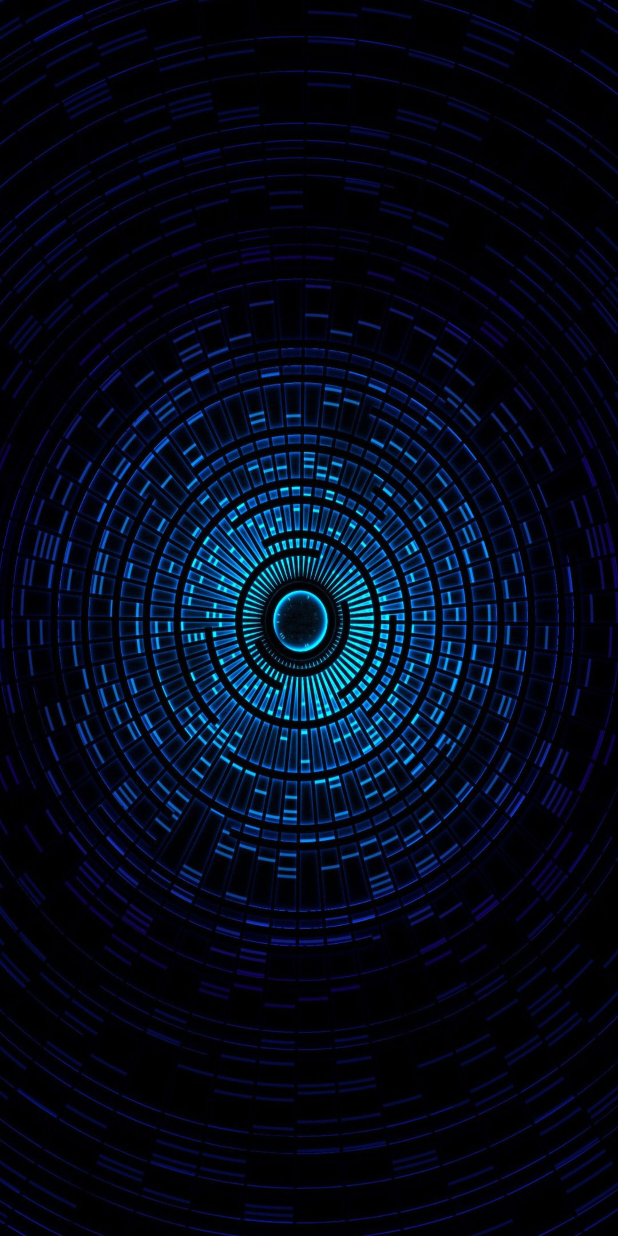
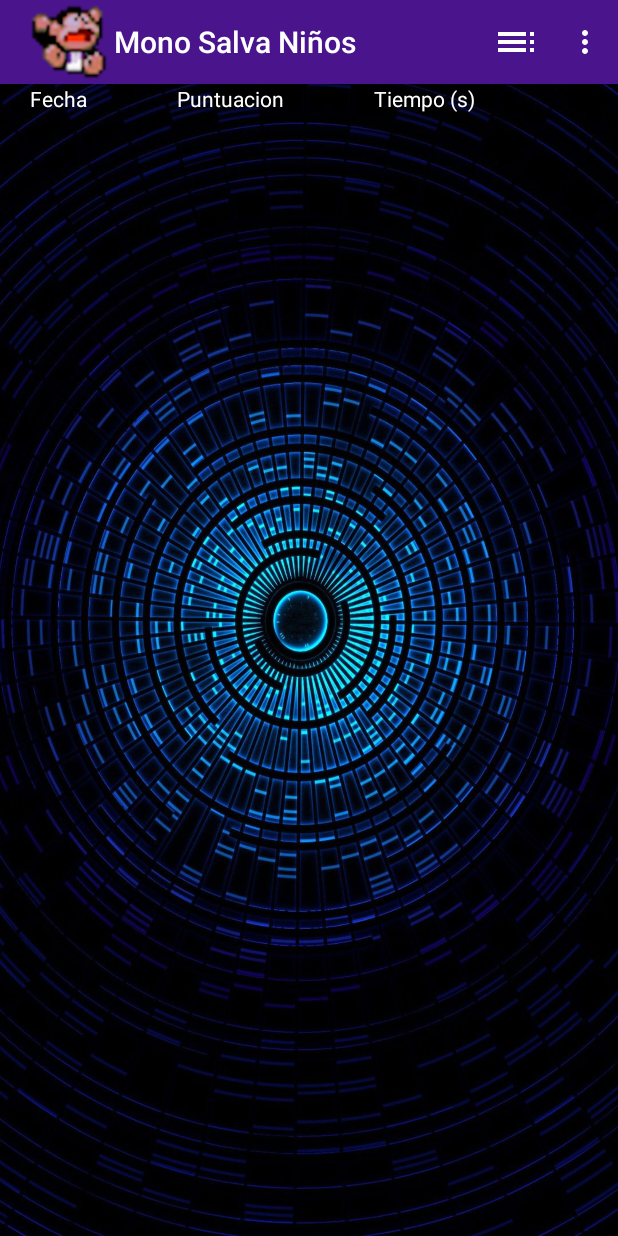
Before and after one commit to pmcubom65/AndroidGameBolitas, an Android app: the MostrarEstadisticas screen opened directly, with no data from a screen before it, on a phone screen of 412 x 824 dp. Run offline under Robolectric (Android 15) with nearby library versions, the phone set to English and light mode, and no system bars.

Commit message:
menu flotante todo quitar string para ordenacion

```diff
--- a/app/src/main/AndroidManifest.xml
+++ b/app/src/main/AndroidManifest.xml
@@ -18,7 +18,6 @@
         <activity android:name=".MostrarEstadisticas"></activity>
         <activity android:name=".MainActivity2" />
         <activity android:name=".MenuActividad" />
-        <activity android:name=".Estadisticas" />
         <!--
              The API key for Google Maps-based APIs is defined as a string resource.
              (See the file "res/values/google_maps_api.xml").
--- a/app/src/main/java/com/example/juegopedromanuelcubomedina/MostrarEstadisticas.java
+++ b/app/src/main/java/com/example/juegopedromanuelcubomedina/MostrarEstadisticas.java
@@ -1,12 +1,18 @@
 package com.example.juegopedromanuelcubomedina;
 
+import androidx.annotation.NonNull;
 import androidx.appcompat.app.AppCompatActivity;
+import androidx.appcompat.widget.Toolbar;
 import androidx.recyclerview.widget.LinearLayoutManager;
 import androidx.recyclerview.widget.RecyclerView;
 
 import android.os.Bundle;
+import android.view.Menu;
+import android.view.MenuInflater;
+import android.view.MenuItem;
 
 import java.util.ArrayList;
+import java.util.Comparator;
 
 public class MostrarEstadisticas extends AppCompatActivity {
 
@@ -15,11 +21,18 @@ public class MostrarEstadisticas extends AppCompatActivity {
     RecyclerView.LayoutManager layoutManager;
 
     ArrayList<DatoEstadistico> todoslosdatos;
+    private Toolbar toolbar;
+
+
 
     @Override
     protected void onCreate(Bundle savedInstanceState) {
         super.onCreate(savedInstanceState);
         setContentView(R.layout.activity_mostrar_estadisticas);
+        toolbar=findViewById(R.id.latoolbar);
+
+        setSupportActionBar(toolbar);
+
         recyclerView=findViewById(R.id.mireciclador);
 
         recyclerView.setHasFixedSize(true);
@@ -35,4 +48,51 @@ public class MostrarEstadisticas extends AppCompatActivity {
 
 
     }
+
+
+    @Override
+    public boolean onCreateOptionsMenu(Menu menu) {
+        MenuInflater menuInflater=getMenuInflater();
+        menuInflater.inflate(R.menu.menutoolbar, menu);
+
+        return true;
+    }
+
+
+    @Override
+    public boolean onOptionsItemSelected(@NonNull MenuItem item) {
+
+        switch (item.getItemId()) {
+            case R.id.indicador2:
+                Final.conjunto.sort(new Comparator<DatoEstadistico>() {
+                    @Override
+                    public int compare(DatoEstadistico o1, DatoEstadistico o2) {
+                        return o1.getTiempo().compareTo(o2.getTiempo());
+                    }
+                });break;
+
+            case R.id.indicador3:
+                Final.conjunto.sort(new Comparator<DatoEstadistico>() {
+                    @Override
+                    public int compare(DatoEstadistico o1, DatoEstadistico o2) {
+                        return o1.getPuntuacion().compareTo(o2.getPuntuacion());
+                    }
+                });break;
+            case R.id.indicador4:
+                Final.conjunto.sort(new Comparator<DatoEstadistico>() {
+                    @Override
+                    public int compare(DatoEstadistico o1, DatoEstadistico o2) {
+                        return o1.getFecha().compareTo(o2.getFecha());
+                    }
+                });break;
+
+        }
+
+
+        myAdapter=new MiAdapter(this, Final.conjunto);
+
+        recyclerView.setAdapter(myAdapter);
+
+        return super.onOptionsItemSelected(item);
+    }
 }
--- a/app/src/main/res/layout/activity_mostrar_estadisticas.xml
+++ b/app/src/main/res/layout/activity_mostrar_estadisticas.xml
@@ -8,10 +8,64 @@
     android:orientation="vertical"
     android:background="@drawable/fondouno">
 
+    <include
+        layout="@layout/mitoolbar"/>
+
+<RelativeLayout
+    android:layout_width="match_parent"
+    android:layout_height="wrap_content"
+
+
+
+    >
+
+    <TextView
+        android:id="@+id/textView"
+        android:layout_width="wrap_content"
+        android:layout_height="wrap_content"
+        android:text="Fecha"
+        android:textColor="@color/miblanco"
+        android:paddingRight="10dp"
+        android:paddingLeft="10dp"
+        android:layout_marginRight="10dp"
+        android:layout_marginLeft="10dp"/>
+
+    <TextView
+        android:id="@+id/textView2"
+        android:layout_width="wrap_content"
+        android:layout_height="wrap_content"
+        android:text="Puntuacion"
+        android:textColor="@color/miblanco"
+        android:layout_toRightOf="@id/textView"
+
+        android:layout_marginRight="10dp"
+        android:layout_marginLeft="10dp"
+        android:paddingRight="30dp"
+        android:paddingLeft="30dp"/>
+
+    <TextView
+        android:id="@+id/textView3"
+
+        android:layout_toRightOf="@id/textView2"
+        android:layout_width="wrap_content"
+        android:layout_height="wrap_content"
+        android:textColor="@color/miblanco"
+        android:text="Tiempo (s)"
+        android:layout_marginRight="10dp"
+        android:layout_marginLeft="10dp"
+        android:paddingRight="10dp"
+        android:paddingLeft="10dp"/>
+
+</RelativeLayout>
+
+
     <androidx.recyclerview.widget.RecyclerView
         android:id="@+id/mireciclador"
         android:layout_width="match_parent"
         android:layout_height="match_parent"
+        android:paddingRight="10dp"
+        android:paddingLeft="10dp"
+        android:paddingTop="5dp"
         android:textAlignment="center"
         />
 </LinearLayout>
--- /dev/null
+++ b/app/src/main/res/layout/mitoolbar.xml
@@ -0,0 +1,15 @@
+<?xml version="1.0" encoding="utf-8"?>
+<androidx.appcompat.widget.Toolbar xmlns:android="http://schemas.android.com/apk/res/android"
+
+    xmlns:app="http://schemas.android.com/apk/res-auto"
+
+    android:layout_width="match_parent" android:layout_height="?attr/actionBarSize"
+    android:background="@color/milila"
+
+    android:theme="@style/OtroTheme"
+    app:popupTheme="@style/ThemeOverlay.AppCompat.Light"
+    android:id="@+id/latoolbar"
+    app:logo="@drawable/mono1"
+    >
+
+</androidx.appcompat.widget.Toolbar>
--- /dev/null
+++ b/app/src/main/res/menu/menutoolbar.xml
@@ -0,0 +1,38 @@
+<?xml version="1.0" encoding="utf-8"?>
+<menu xmlns:android="http://schemas.android.com/apk/res/android"
+    xmlns:app="http://schemas.android.com/apk/res-auto">
+
+    <item android:id="@+id/indicador1"
+        android:title="share"
+        android:icon="@mipmap/menupop"
+        app:showAsAction="ifRoom"
+
+
+
+        />
+
+    <item android:id="@+id/indicador2"
+        android:title="ordenar por tiempo"
+
+        app:showAsAction="never"
+
+        />
+
+
+    <item android:id="@+id/indicador3"
+        android:title="ordenar por score"
+
+        app:showAsAction="never"
+
+        />
+
+
+    <item android:id="@+id/indicador4"
+        android:title="ordenar por fecha"
+
+        app:showAsAction="never"
+
+        />
+
+
+</menu>
--- a/app/src/main/res/values/colors.xml
+++ b/app/src/main/res/values/colors.xml
@@ -4,4 +4,5 @@
     <color name="colorPrimaryDark">#00574B</color>
     <color name="colorAccent">#D81B60</color>
     <color name="miblanco">#ffff</color>
+    <color name="milila">#4a148c</color>
 </resources>
--- a/app/src/main/res/values/styles.xml
+++ b/app/src/main/res/values/styles.xml
@@ -9,11 +9,14 @@
     </style>
 
 
-    <style name="OtroTheme" parent="Theme.AppCompat.Light.DarkActionBar">
+    <style name="OtroTheme" parent="Theme.AppCompat">
         <!-- Customize your theme here. -->
         <item name="colorPrimary">#9c27b0</item>
         <item name="colorPrimaryDark">#7b1fa2</item>
         <item name="colorAccent">#e040fb</item>
+        <item name="android:textColorPrimary">@android:color/white</item>
+        <item name="android:textColorSecondary">@android:color/white</item>
+        <item name="actionMenuTextColor">@android:color/white</item>
     </style>
 
 
```
Also changed, not shown: app/src/main/java/com/example/juegopedromanuelcubomedina/Estadisticas.java (deleted, +0 -28 lines), app/src/main/res/layout/activity_estadisticas.xml (deleted, +0 -28 lines), app/src/main/res/mipmap-hdpi/menupop.png (added).
